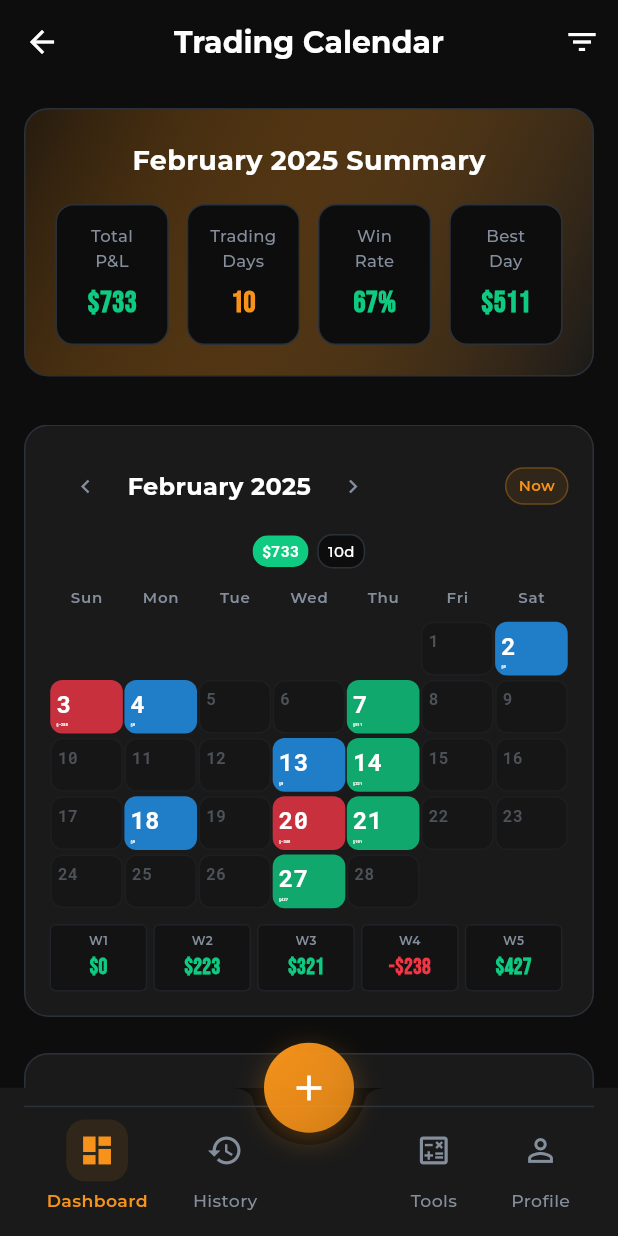
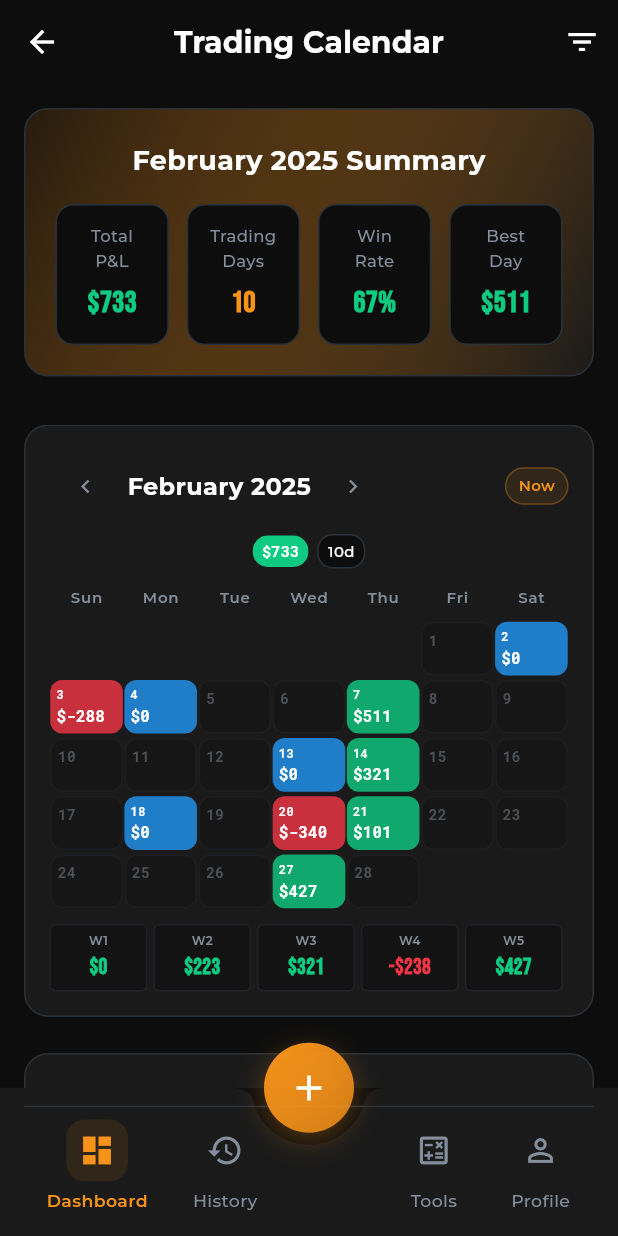
Before and after one commit to jack7141/Trade-up, a Flutter app: the FullCalendarScreen screen opened by its route, on a phone screen of 412 x 824 dp. Run offline on Flutter 3.47's test engine with Material 3 defaults, Android fonts, the phone set to English and light mode, and no system bars; our stand-ins replace dio, flutter_riverpod, flutter_secure_storage, go_router, google_fonts; accounts and stored records are empty.

Commit message:
Update trading_calendar_widget.dart

```diff
--- a/lib/features/dashboard/widget/trading_calendar_widget.dart
+++ b/lib/features/dashboard/widget/trading_calendar_widget.dart
@@ -529,7 +529,7 @@ class _TradingCalendarWidgetState extends State<TradingCalendarWidget> {
               day.toString(),
               style: GoogleFonts.robotoMono(
                 color: AppTheme.secondaryText.withOpacity(0.5),
-                fontSize: dayFontSize * 0.9, // 20% 더 크게
+                fontSize: dayFontSize * 0.8, // 20% 더 크게
                 fontWeight: FontWeight.w600,
               ),
             ),
@@ -580,8 +580,8 @@ class _TradingCalendarWidgetState extends State<TradingCalendarWidget> {
                   day.toString(),
                   style: GoogleFonts.robotoMono(
                     color: Colors.white,
-                    fontSize: (availableHeight * 0.35).clamp(16.0, 26.0),
-                    fontWeight: FontWeight.bold,
+                    fontSize: (availableHeight * 0.7).clamp(1.0, 8.0),
+                    fontWeight: FontWeight.w600,
                   ),
                 ),
 
@@ -604,11 +604,11 @@ class _TradingCalendarWidgetState extends State<TradingCalendarWidget> {
                                   : '\$${tradingDay.pnl}',
                               style: GoogleFonts.robotoMono(
                                 color: Colors.white,
-                                fontSize: (availableHeight * 0.32).clamp(
-                                  14.0,
-                                  22.0,
+                                fontSize: (availableHeight * 0.4).clamp(
+                                  16.0,
+                                  28.0,
                                 ),
-                                fontWeight: FontWeight.bold,
+                                fontWeight: FontWeight.w400,
                               ),
                               maxLines: 1,
                             ),
@@ -668,9 +668,9 @@ class _TradingCalendarWidgetState extends State<TradingCalendarWidget> {
                                         : '\$${tradingDay.pnl}'),
                               style: GoogleFonts.robotoMono(
                                 color: Colors.white,
-                                fontSize: (availableHeight * 0.4).clamp(
-                                  12.0,
-                                  18.0,
+                                fontSize: (availableHeight * 0.45).clamp(
+                                  14.0,
+                                  22.0,
                                 ),
                                 fontWeight: FontWeight.bold,
                               ),
```
